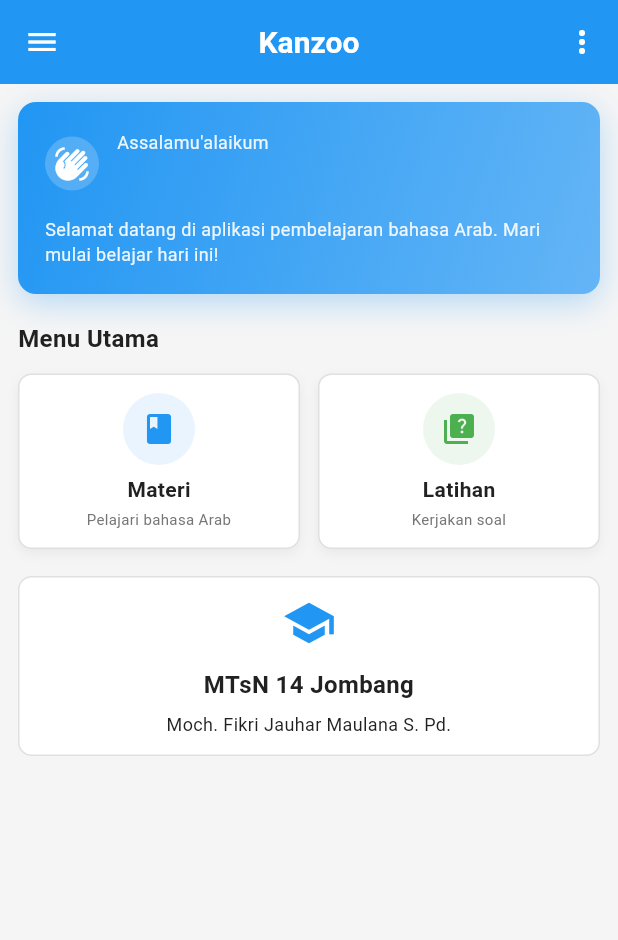
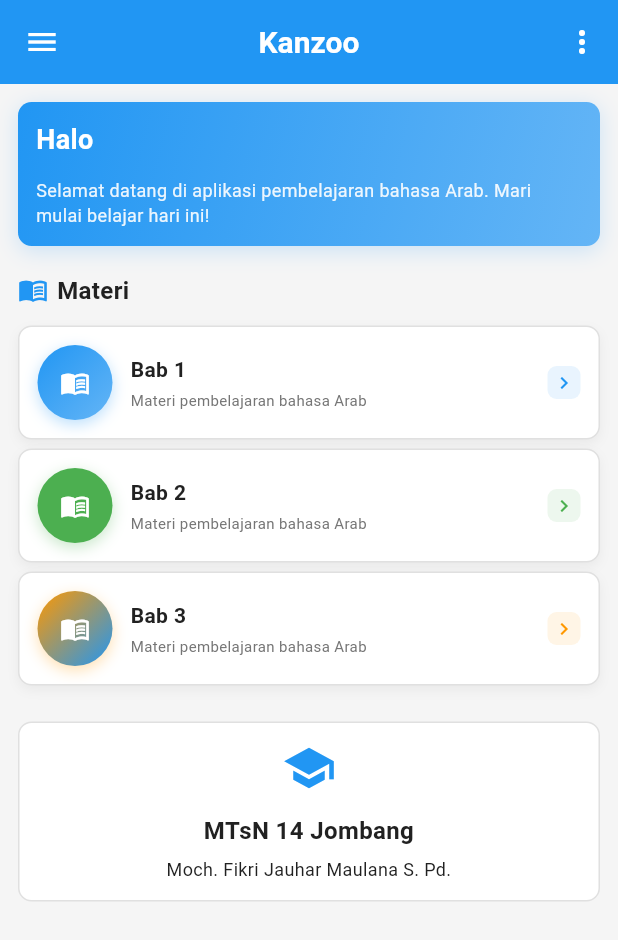
Before and after one commit to abuamar142/kanzoo, a Flutter app: the HomePage screen opened by its route, on a phone screen of 412 x 824 dp. Shown: the top 940 px of the screen. Run offline on Flutter 3.47's test engine with Material 3 defaults, Android fonts, the phone set to English and light mode, and no system bars; our stand-ins replace audioplayers, get, shared_preferences; accounts and stored records are empty.

Commit message:
feat: Update greeting message and add string extension methods for text formatting

```diff
--- a/lib/core/constants/app_constants.dart
+++ b/lib/core/constants/app_constants.dart
@@ -59,7 +59,7 @@ class AppConstants {
   ];
 
   // Home Page Text
-  static const String greetingArabic = 'Assalamu\'alaikum';
+  static const String greeting = 'Halo';
   static const String welcomeHomeMessage =
       'Selamat datang di aplikasi pembelajaran bahasa Arab. Mari mulai belajar hari ini!';
   static const String mainMenuTitle = 'Menu Utama';
--- /dev/null
+++ b/lib/core/utils/string_extensions.dart
@@ -0,0 +1,53 @@
+extension StringExtensions on String {
+  /// Capitalize first letter of the string
+  /// Example: "hello" -> "Hello"
+  String capitalize() {
+    if (isEmpty) return this;
+    return this[0].toUpperCase() + substring(1).toLowerCase();
+  }
+
+  /// Capitalize first letter of each word (after spaces)
+  /// Example: "hello world" -> "Hello World"
+  String capitalizeWords() {
+    if (isEmpty) return this;
+
+    return split(' ')
+        .map((word) {
+          if (word.isEmpty) return word;
+          return word[0].toUpperCase() + word.substring(1).toLowerCase();
+        })
+        .join(' ');
+  }
+
+  /// Capitalize first letter only, keep the rest as is
+  /// Example: "hello WORLD" -> "Hello WORLD"
+  String capitalizeFirst() {
+    if (isEmpty) return this;
+    return this[0].toUpperCase() + substring(1);
+  }
+
+  /// Capitalize first letter of each word, keep the rest as is
+  /// Example: "hello WORLD" -> "Hello WORLD"
+  String capitalizeWordsFirst() {
+    if (isEmpty) return this;
+
+    return split(' ')
+        .map((word) {
+          if (word.isEmpty) return word;
+          return word[0].toUpperCase() + word.substring(1);
+        })
+        .join(' ');
+  }
+
+  /// Remove extra spaces and capitalize words
+  /// Example: "  hello   world  " -> "Hello World"
+  String capitalizeWordsClean() {
+    if (isEmpty) return this;
+
+    return trim()
+        .split(RegExp(r'\s+'))
+        .where((word) => word.isNotEmpty)
+        .map((word) => word[0].toUpperCase() + word.substring(1).toLowerCase())
+        .join(' ');
+  }
+}
--- a/lib/core/widgets/app_drawer.dart
+++ b/lib/core/widgets/app_drawer.dart
@@ -3,7 +3,6 @@ import 'package:get/get.dart';
 
 import '../../routes/app_routes.dart';
 import '../constants/app_constants.dart';
-import '../constants/app_exercise.dart';
 import '../theme/app_colors.dart';
 import '../theme/app_dimensions.dart';
 import 'app_dialogs.dart';
@@ -34,20 +33,6 @@ class AppDrawer extends StatelessWidget {
                         Get.toNamed(AppRoutes.materials);
                       } else if (Get.currentRoute != AppRoutes.materials) {
                         Get.offNamed(AppRoutes.materials);
-                      }
-                    },
-                  ),
-                  BaseDrawerItem(
-                    icon: Icons.quiz,
-                    title: AppConstants.drawerExercises,
-                    subtitle:
-                        'Lulus: ${AppExercise.passingScore.toInt()}%  |  Maks: ${AppExercise.maxAttempts}x',
-                    onTap: () {
-                      Navigator.of(context).pop();
-                      if (Get.currentRoute == AppRoutes.home) {
-                        Get.toNamed(AppRoutes.exercises);
-                      } else if (Get.currentRoute != AppRoutes.exercises) {
-                        Get.offNamed(AppRoutes.exercises);
                       }
                     },
                   ),
--- a/lib/features/home/presentation/pages/home_page.dart
+++ b/lib/features/home/presentation/pages/home_page.dart
@@ -5,6 +5,7 @@ import '../../../../core/constants/app_constants.dart';
 import '../../../../core/theme/app_colors.dart';
 import '../../../../core/theme/app_dimensions.dart';
 import '../../../../core/theme/app_text_styles.dart';
+import '../../../../core/utils/string_extensions.dart';
 import '../../../../core/widgets/app_drawer.dart';
 import '../../../../routes/app_routes.dart';
 import '../../../../shared/services/storage_service.dart';
@@ -67,12 +68,12 @@ class HomePage extends StatelessWidget {
               crossAxisAlignment: CrossAxisAlignment.start,
               children: [
                 // Welcome Message
-                _buildWelcomeCard(userName, userClass),
+                _buildGreeting(userName, userClass),
 
                 const SizedBox(height: AppDimensions.spaceL),
 
-                // Quick Actions
-                _buildQuickActions(),
+                // Materials List
+                _buildMaterialsList(),
 
                 const SizedBox(height: AppDimensions.spaceL),
 
@@ -86,84 +87,58 @@ class HomePage extends StatelessWidget {
     );
   }
 
-  Widget _buildWelcomeCard(String userName, String userClass) {
+  Widget _buildGreeting(String userName, String userClass) {
     return Container(
       width: double.infinity,
-      padding: const EdgeInsets.all(AppDimensions.paddingL),
+      padding: const EdgeInsets.all(AppDimensions.paddingM),
       decoration: BoxDecoration(
         gradient: LinearGradient(
           colors: [AppColors.primary, AppColors.primaryLight],
           begin: Alignment.topLeft,
           end: Alignment.bottomRight,
         ),
-        borderRadius: BorderRadius.circular(AppDimensions.radiusL),
+        borderRadius: BorderRadius.circular(AppDimensions.radiusM),
         boxShadow: [
           BoxShadow(
-            color: AppColors.primary.withValues(alpha: AppColors.alpha30),
-            blurRadius: AppDimensions.spaceL,
-            offset: const Offset(0, AppDimensions.spaceS),
+            color: AppColors.primary.withValues(alpha: AppColors.alpha20),
+            blurRadius: AppDimensions.spaceM,
+            offset: const Offset(0, AppDimensions.spaceXS),
           ),
         ],
       ),
-      child: Column(
-        crossAxisAlignment: CrossAxisAlignment.start,
+      child: Row(
         children: [
-          Row(
-            children: [
-              Container(
-                padding: const EdgeInsets.all(AppDimensions.paddingS),
-                decoration: BoxDecoration(
-                  color: AppColors.secondary.withValues(
-                    alpha: AppColors.alpha20,
+          Expanded(
+            child: Column(
+              crossAxisAlignment: CrossAxisAlignment.start,
+              children: [
+                Text(
+                  '${AppConstants.greeting} ${userName.capitalizeWords()}',
+                  style: AppTextStyles.h3.copyWith(
+                    color: AppColors.surface,
+                    fontWeight: FontWeight.w700,
                   ),
-                  shape: BoxShape.circle,
                 ),
-                child: const Icon(
-                  Icons.waving_hand,
-                  color: AppColors.secondary,
-                  size: AppDimensions.iconL,
-                ),
-              ),
-              const SizedBox(width: AppDimensions.spaceM),
-              Expanded(
-                child: Column(
-                  crossAxisAlignment: CrossAxisAlignment.start,
-                  children: [
-                    Text(
-                      AppConstants.greetingArabic,
-                      style: AppTextStyles.bodyMedium.copyWith(
-                        color: AppColors.secondary.withValues(
-                          alpha: AppColors.alpha90,
-                        ),
+                if (userClass.isNotEmpty) ...[
+                  Text(
+                    '${AppConstants.classPrefix} $userClass',
+                    style: AppTextStyles.bodySmall.copyWith(
+                      color: AppColors.surface.withValues(
+                        alpha: AppColors.alpha90,
                       ),
                     ),
-                    const SizedBox(height: AppDimensions.spaceXS),
-                    Text(
-                      userName,
-                      style: AppTextStyles.h3.copyWith(
-                        color: AppColors.secondary,
-                        fontWeight: FontWeight.bold,
-                      ),
+                  ),
+                ],
+                const SizedBox(height: AppDimensions.spaceM),
+                Text(
+                  AppConstants.welcomeHomeMessage,
+                  style: AppTextStyles.bodyMedium.copyWith(
+                    color: AppColors.surface.withValues(
+                      alpha: AppColors.alpha90,
                     ),
-                    if (userClass.isNotEmpty)
-                      Text(
-                        '${AppConstants.classPrefix} $userClass',
-                        style: AppTextStyles.bodyMedium.copyWith(
-                          color: AppColors.secondary.withValues(
-                            alpha: AppColors.alpha80,
-                          ),
-                        ),
-                      ),
-                  ],
+                  ),
                 ),
-              ),
-            ],
-          ),
-          const SizedBox(height: AppDimensions.spaceM),
-          Text(
-            AppConstants.welcomeHomeMessage,
-            style: AppTextStyles.bodyMedium.copyWith(
-              color: AppColors.secondary.withValues(alpha: AppColors.alpha90),
+              ],
             ),
           ),
         ],
@@ -171,95 +146,135 @@ class HomePage extends StatelessWidget {
     );
   }
 
-  Widget _buildQuickActions() {
+  Widget _buildMaterialsList() {
     return Column(
       crossAxisAlignment: CrossAxisAlignment.start,
       children: [
-        Text(
-          AppConstants.mainMenuTitle,
-          style: AppTextStyles.h4.copyWith(color: AppColors.textPrimary),
-        ),
-        const SizedBox(height: AppDimensions.spaceM),
         Row(
           children: [
-            Expanded(
-              child: _buildActionCard(
-                icon: Icons.book,
-                title: AppConstants.materialsTitle,
-                subtitle: AppConstants.materialsSubtitle,
-                color: AppColors.primary,
-                onTap: () {
-                  Get.toNamed(AppRoutes.materials);
-                },
-              ),
+            Icon(
+              Icons.menu_book,
+              color: AppColors.primary,
+              size: AppDimensions.iconM,
             ),
-            const SizedBox(width: AppDimensions.spaceM),
-            Expanded(
-              child: _buildActionCard(
-                icon: Icons.quiz,
-                title: AppConstants.exerciseTitle,
-                subtitle: AppConstants.exerciseSubtitle,
-                color: AppColors.arabicGreen,
-                onTap: () {
-                  Get.toNamed(AppRoutes.exercises);
-                },
-              ),
+            const SizedBox(width: AppDimensions.spaceS),
+            Text(
+              AppConstants.materialsTitle,
+              style: AppTextStyles.h4.copyWith(color: AppColors.textPrimary),
             ),
           ],
         ),
+        const SizedBox(height: AppDimensions.spaceM),
+        _buildChaptersList(),
       ],
     );
   }
 
-  Widget _buildActionCard({
-    required IconData icon,
-    required String title,
-    required String subtitle,
-    required Color color,
-    required VoidCallback onTap,
-  }) {
-    return GestureDetector(
-      onTap: onTap,
-      child: Container(
-        padding: const EdgeInsets.all(AppDimensions.paddingM),
-        decoration: BoxDecoration(
-          color: AppColors.surface,
-          borderRadius: BorderRadius.circular(AppDimensions.radiusM),
-          border: Border.all(color: AppColors.borderLight),
-          boxShadow: [
-            BoxShadow(
-              color: AppColors.shadowColor.withValues(alpha: AppColors.alpha05),
-              blurRadius: AppDimensions.spaceS,
-              offset: const Offset(0, AppDimensions.spaceXS),
-            ),
-          ],
-        ),
-        child: Column(
-          children: [
-            Container(
-              padding: const EdgeInsets.all(AppDimensions.paddingM),
-              decoration: BoxDecoration(
-                color: color.withValues(alpha: AppColors.alpha10),
-                shape: BoxShape.circle,
-              ),
-              child: Icon(icon, color: color, size: AppDimensions.iconL),
-            ),
-            const SizedBox(height: AppDimensions.paddingS),
-            Text(
-              title,
-              style: AppTextStyles.bodyLarge.copyWith(
-                fontWeight: FontWeight.w600,
+  Widget _buildChaptersList() {
+    final chapters = [1, 2, 3];
+    final gradients = const [
+      [AppColors.primary, AppColors.primaryLight],
+      [AppColors.arabicGreen, AppColors.success],
+      [AppColors.warning, AppColors.info],
+    ];
+
+    return Column(
+      children: chapters.map((chapter) {
+        final index = chapter - 1;
+        final pair = gradients[index % gradients.length];
+
+        return Container(
+          margin: const EdgeInsets.only(bottom: AppDimensions.spaceS),
+          child: Material(
+            color: Colors.transparent,
+            child: InkWell(
+              borderRadius: BorderRadius.circular(AppDimensions.radiusM),
+              onTap: () =>
+                  Get.toNamed('${AppRoutes.materialsChapter}/$chapter'),
+              child: Container(
+                padding: const EdgeInsets.all(AppDimensions.paddingM),
+                decoration: BoxDecoration(
+                  color: AppColors.surface,
+                  borderRadius: BorderRadius.circular(AppDimensions.radiusM),
+                  border: Border.all(color: AppColors.borderLight),
+                  boxShadow: [
+                    BoxShadow(
+                      color: AppColors.shadowColor.withValues(
+                        alpha: AppColors.alpha05,
+                      ),
+                      blurRadius: AppDimensions.spaceS,
+                      offset: const Offset(0, AppDimensions.spaceXS),
+                    ),
+                  ],
+                ),
+                child: Row(
+                  children: [
+                    Container(
+                      width: 50,
+                      height: 50,
+                      decoration: BoxDecoration(
+                        shape: BoxShape.circle,
+                        gradient: LinearGradient(
+                          colors: pair,
+                          begin: Alignment.topLeft,
+                          end: Alignment.bottomRight,
+                        ),
+                        boxShadow: [
+                          BoxShadow(
+                            color: pair[0].withValues(alpha: AppColors.alpha30),
+                            blurRadius: 8,
+                            offset: const Offset(0, 3),
+                          ),
+                        ],
+                      ),
+                      child: const Icon(
+                        Icons.menu_book,
+                        color: AppColors.secondary,
+                        size: AppDimensions.iconM,
+                      ),
+                    ),
+                    const SizedBox(width: AppDimensions.spaceM),
+                    Expanded(
+                      child: Column(
+                        crossAxisAlignment: CrossAxisAlignment.start,
+                        children: [
+                          Text(
+                            'Bab $chapter',
+                            style: AppTextStyles.bodyLarge.copyWith(
+                              fontWeight: FontWeight.w600,
+                            ),
+                          ),
+                          const SizedBox(height: AppDimensions.spaceXS),
+                          Text(
+                            'Materi pembelajaran bahasa Arab',
+                            style: AppTextStyles.bodySmall.copyWith(
+                              color: AppColors.textSecondary,
+                            ),
+                          ),
+                        ],
+                      ),
+                    ),
+                    Container(
+                      padding: const EdgeInsets.all(AppDimensions.paddingXS),
+                      decoration: BoxDecoration(
+                        color: pair[0].withValues(alpha: AppColors.alpha10),
+                        borderRadius: BorderRadius.circular(
+                          AppDimensions.radiusS,
+                        ),
+                      ),
+                      child: Icon(
+                        Icons.chevron_right,
+                        color: pair[0],
+                        size: AppDimensions.iconS,
+                      ),
+                    ),
+                  ],
+                ),
               ),
             ),
-            const SizedBox(height: AppDimensions.spaceXS),
-            Text(
-              subtitle,
-              style: AppTextStyles.bodySmall,
-              textAlign: TextAlign.center,
-            ),
-          ],
-        ),
-      ),
+          ),
+        );
+      }).toList(),
     );
   }
 
```
